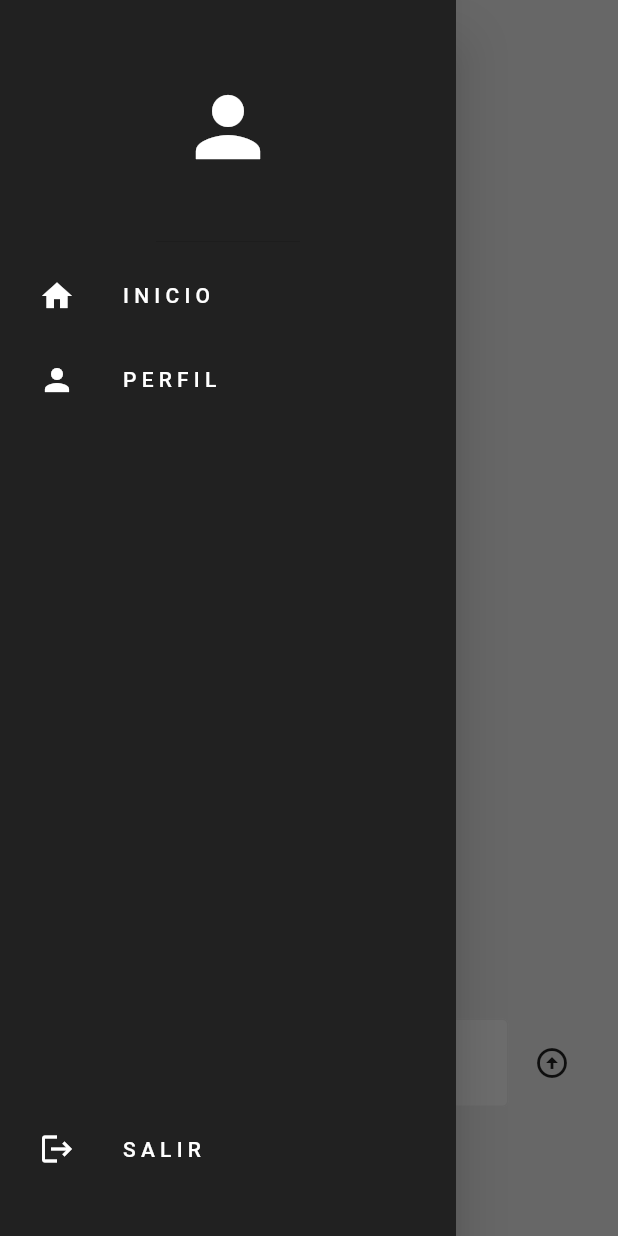
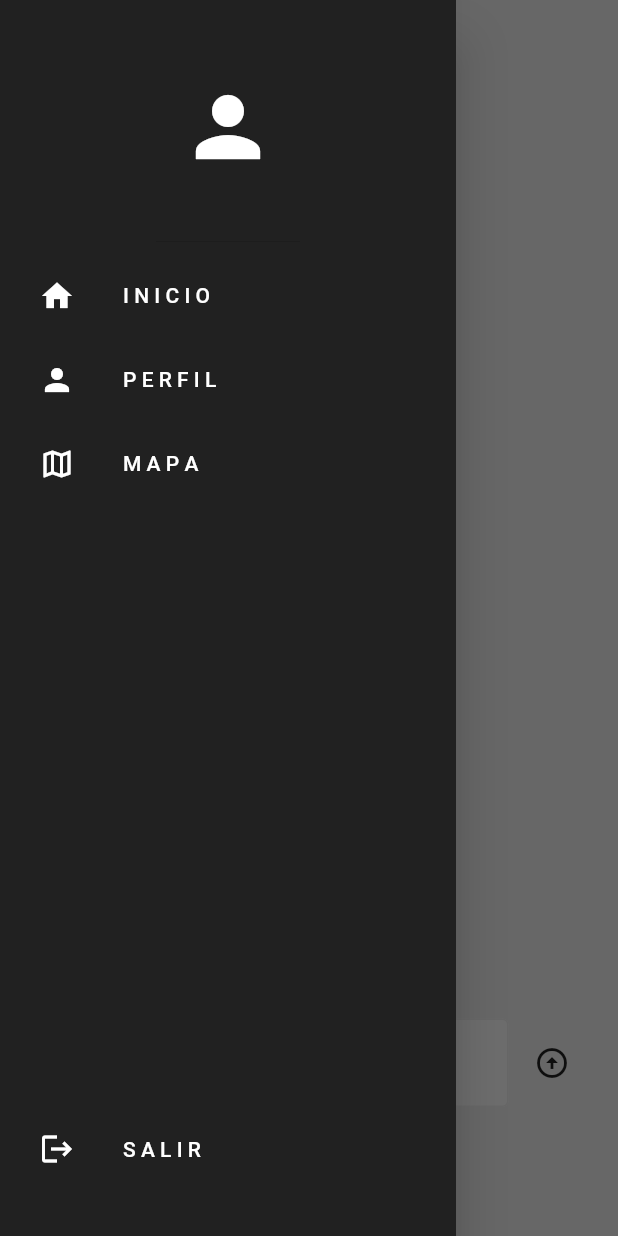
Before and after one commit to Zprit3/dosantonias_app, a Flutter app: the screen it shows once a user with an empty profile is signed in, with the side drawer open, on a phone screen of 412 x 824 dp. Run offline on Flutter 3.47's test engine with Material 2 defaults, Android fonts, the phone set to English and light mode, and no system bars; our stand-ins replace cloud_firestore, firebase_auth, firebase_core, google_maps_flutter, google_sign_in; accounts and stored records are empty; network calls fail.

Commit message:
Changes to be committed: 	new file:   .vscode/settings.json 	modified:   android/app/build.gradle 	modified:   android/app/src/main/AndroidManifest.xml 	modified:   lib/pages/auth_page.dart 	modified:   lib/pages/home_page.dart 	new file:   lib/pages/map_page.dart 	modified:   lib/pages/pages.dart 	new file:   lib/pages/store_page.dart 	modified:   lib/widgets/supdrawer_widget.dart 	modified:   pubspec.lock 	modified:   pubspec.yaml

```diff
--- a/lib/pages/auth_page.dart
+++ b/lib/pages/auth_page.dart
@@ -13,7 +13,7 @@ class AuthPage extends StatelessWidget {
           builder: (context, snapshot) {
             //usuario logeado
             if (snapshot.hasData) {
-              return HomePage();
+              return const HomePage();
             }
             //usuario no logeado
             else {
--- a/lib/pages/pages.dart
+++ b/lib/pages/pages.dart
@@ -6,3 +6,5 @@ export 'switcher_page.dart';
 export 'auth_service.dart';
 export 'timeline_post.dart';
 export 'profile_page.dart';
+export 'map_page.dart';
+export 'store_page.dart';
--- a/lib/widgets/supdrawer_widget.dart
+++ b/lib/widgets/supdrawer_widget.dart
@@ -4,8 +4,9 @@ import 'package:flutter/material.dart';
 class SupDrawer extends StatelessWidget {
   final void Function()? onProfileTap;
   final void Function()? onSignOutTap;
+  final void Function()? onMapTap;
   const SupDrawer(
-      {super.key, required this.onProfileTap, required this.onSignOutTap});
+      {super.key, required this.onProfileTap, required this.onSignOutTap, required this.onMapTap});
 
   @override
   Widget build(BuildContext context) {
@@ -31,14 +32,26 @@ class SupDrawer extends StatelessWidget {
             ),
             //perfil
             ListCanva(
-                icon: Icons.person, text: 'P E R F I L', onTap: onProfileTap),
+                icon: Icons.person,
+                text: 'P E R F I L',
+                onTap: onProfileTap
+            ),
+            //map tracker
+
+            ListCanva(
+              icon: Icons.map_outlined,
+              text: 'M A P A',
+              onTap: onMapTap,
+            )
           ],
         ),
         //salir
         Padding(
           padding: const EdgeInsets.only(bottom: 30.0),
           child: ListCanva(
-              icon: Icons.logout, text: 'S A L I R', onTap: onSignOutTap),
+              icon: Icons.logout,
+              text: 'S A L I R',
+              onTap: onSignOutTap),
         ),
       ]),
     );
--- a/pubspec.yaml
+++ b/pubspec.yaml
@@ -38,6 +38,7 @@ dependencies:
   firebase_core: ^2.14.0
   google_sign_in: ^6.1.4
   cloud_firestore: ^4.8.2
+  google_maps_flutter: ^2.3.1
 
 dev_dependencies:
   flutter_test:
```
Also changed, not shown: lib/pages/home_page.dart (+9 -0 lines), lib/pages/map_page.dart (added, +23 -0 lines), lib/pages/store_page.dart (added, +15 -0 lines), pubspec.lock, 2 other files.
